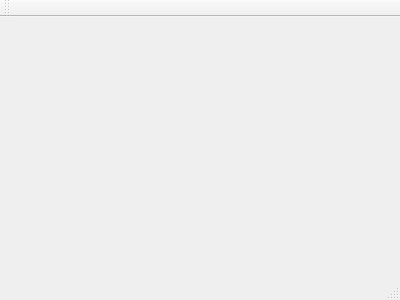
Old version of the form mainwindow.ui in the repository christianrauch/sensorlogger-client-gui.
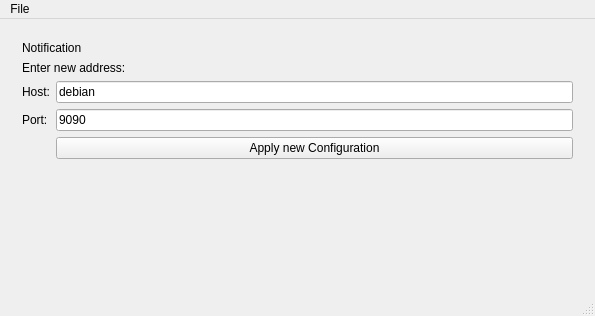
New version of the form.

Commit message:
QStateState machine with QStackedWidget
The QStateMachine implements the propose GUI state machine and each QState
changes the GUI to show and request information to and from the user.
The QStackedWidget shows different pages per state.

Patch:
```diff
--- a/mainwindow.ui
+++ b/mainwindow.ui
@@ -1,24 +1,128 @@
 <ui version="4.0">
  <class>MainWindow</class>
- <widget class="QMainWindow" name="MainWindow" >
-  <property name="geometry" >
+ <widget class="QMainWindow" name="MainWindow">
+  <property name="geometry">
    <rect>
     <x>0</x>
     <y>0</y>
-    <width>400</width>
-    <height>300</height>
+    <width>595</width>
+    <height>316</height>
    </rect>
   </property>
   <property name="windowTitle" >
    <string>MainWindow</string>
   </property>
-  <widget class="QMenuBar" name="menuBar" />
-  <widget class="QToolBar" name="mainToolBar" />
-  <widget class="QWidget" name="centralWidget" />
-  <widget class="QStatusBar" name="statusBar" />
+  <widget class="QWidget" name="centralWidget">
+   <layout class="QVBoxLayout" name="verticalLayout">
+    <item>
+     <widget class="QStackedWidget" name="stackedWidget">
+      <property name="autoFillBackground">
+       <bool>true</bool>
+      </property>
+      <property name="currentIndex">
+       <number>1</number>
+      </property>
+      <widget class="QWidget" name="empty"/>
+      <widget class="QWidget" name="connection_edit">
+       <layout class="QFormLayout" name="formLayout">
+        <item row="0" column="0" colspan="2">
+         <widget class="QLabel" name="not_connected_message">
+          <property name="text">
+           <string>Notification</string>
+          </property>
+         </widget>
+        </item>
+        <item row="1" column="0" colspan="2">
+         <widget class="QLabel" name="label_4">
+          <property name="text">
+           <string>Enter new address:</string>
+          </property>
+         </widget>
+        </item>
+        <item row="2" column="0">
+         <widget class="QLabel" name="label_host">
+          <property name="text">
+           <string>Host:</string>
+          </property>
+         </widget>
+        </item>
+        <item row="2" column="1">
+         <widget class="QLineEdit" name="edit_host">
+          <property name="text">
+           <string>debian</string>
+          </property>
+          <property name="placeholderText">
+           <string>host</string>
+          </property>
+         </widget>
+        </item>
+        <item row="3" column="0">
+         <widget class="QLabel" name="label_port">
+          <property name="text">
+           <string>Port:</string>
+          </property>
+         </widget>
+        </item>
+        <item row="3" column="1">
+         <widget class="QLineEdit" name="edit_port">
+          <property name="inputMethodHints">
+           <set>Qt::ImhPreferNumbers</set>
+          </property>
+          <property name="text">
+           <string>9090</string>
+          </property>
+          <property name="placeholderText">
+           <string>port</string>
+          </property>
+         </widget>
+        </item>
+        <item row="4" column="1">
+         <widget class="QPushButton" name="update_address">
+          <property name="text">
+           <string>Apply new Configuration</string>
+          </property>
+         </widget>
+        </item>
+       </layout>
+      </widget>
+      <widget class="QWidget" name="select_setting">
+       <widget class="QLabel" name="label_3">
+        <property name="geometry">
+         <rect>
+          <x>130</x>
+          <y>60</y>
+          <width>211</width>
+          <height>21</height>
+         </rect>
+        </property>
+        <property name="text">
+         <string>connection established</string>
+        </property>
+       </widget>
+      </widget>
+     </widget>
+    </item>
+   </layout>
+  </widget>
+  <widget class="QMenuBar" name="menuBar">
+   <property name="geometry">
+    <rect>
+     <x>0</x>
+     <y>0</y>
+     <width>595</width>
+     <height>27</height>
+    </rect>
+   </property>
+   <widget class="QMenu" name="menuFile">
+    <property name="title">
+     <string>File</string>
+    </property>
+   </widget>
+   <addaction name="menuFile"/>
+  </widget>
+  <widget class="QStatusBar" name="statusBar"/>
  </widget>
- <layoutDefault spacing="6" margin="11" />
- <pixmapfunction></pixmapfunction>
+ <layoutdefault spacing="6" margin="11"/>
  <resources/>
  <connections/>
 </ui>
```
Left out of the diff: 3 changed lines with no effect on the pictures. The commit also changes 6 other files.
